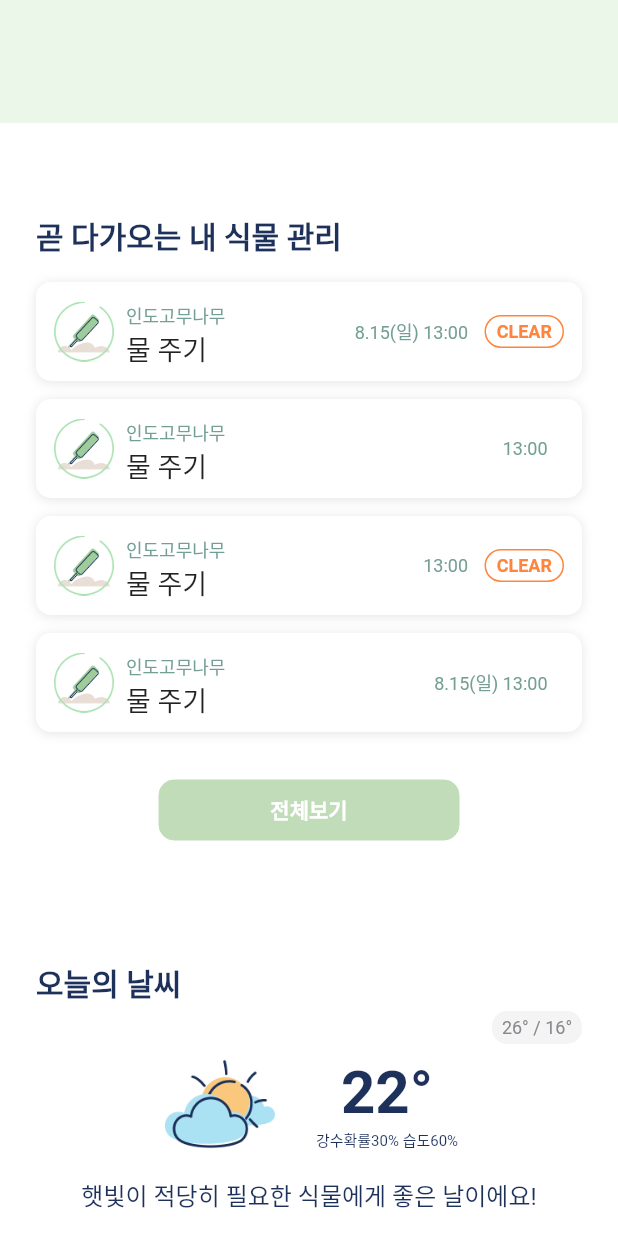
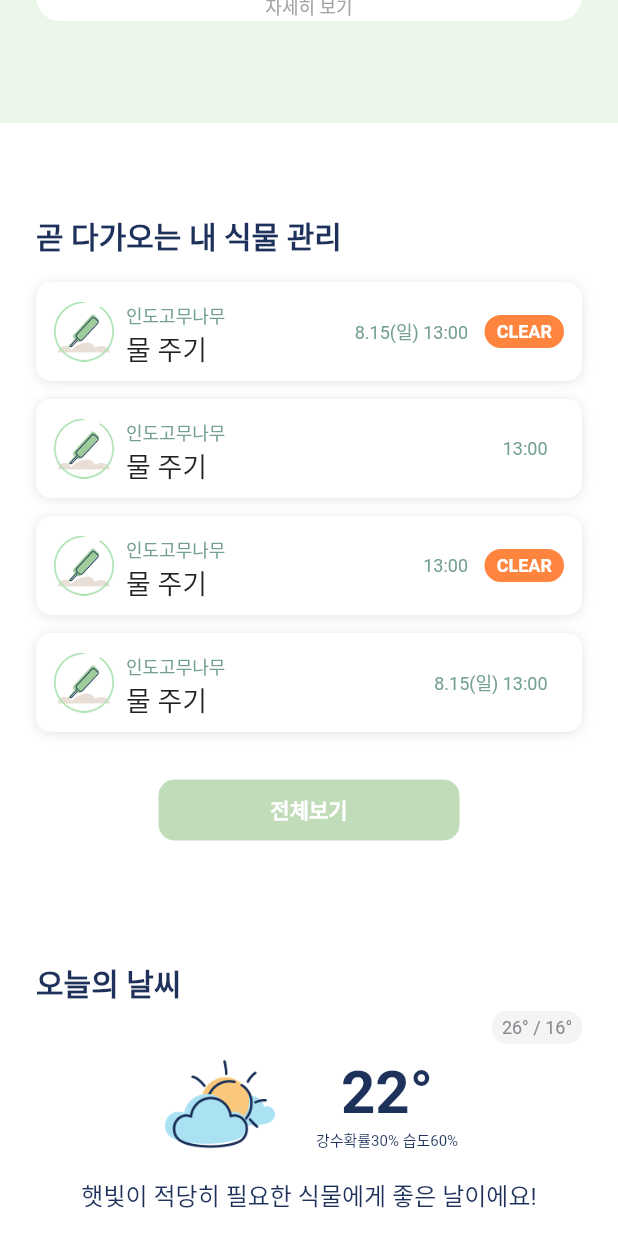
Before and after one commit to sungheeyoon/flutter-plant-plan, a Flutter app: the screen it shows after launch, scrolled down 484 dp, on a phone screen of 412 x 824 dp. Run offline on Flutter 3.47's test engine with Material 2 defaults, Android fonts, the phone set to English and light mode, and no system bars; missing offline and left inert: snapping_sheet; network calls fail; Roboto replaces fonts that are missing (Pretendard); statements that could not run were skipped.

Commit message:
Added Post

```diff
--- /dev/null
+++ b/lib/models/weather_model.dart
@@ -0,0 +1,8 @@
+class WeatherModel {
+  final String imgUri, time, id;
+
+  WeatherModel.fromJson(Map<String, dynamic> json)
+      : imgUri = json['imgUri'],
+        time = json['time'],
+        id = json['id'];
+}
--- a/lib/screens/home_screen.dart
+++ b/lib/screens/home_screen.dart
@@ -1,18 +1,33 @@
 import 'package:flutter/material.dart';
 import 'package:plant_plan/models/toon_model.dart';
 import 'package:plant_plan/services/api_service.dart';
-import 'package:plant_plan/widgets/clear_card.dart';
 import 'package:plant_plan/widgets/image_box.dart';
+import 'package:plant_plan/widgets/management_widget.dart';
 import 'package:plant_plan/widgets/round_image_widget.dart';
+import 'package:plant_plan/widgets/weather_widget.dart';
 
 class HomeScreen extends StatelessWidget {
   HomeScreen({super.key});
+  List<Map<String, String>> weathers = [
+    {'img': 'assets/images/weather/partly_sunny.png', 'time': '11:00'},
+    {'img': 'assets/images/weather/partly_sunny.png', 'time': '12:00'},
+    {'img': 'assets/images/weather/cloudy.png', 'time': '13:00'},
+    {'img': 'assets/images/weather/cloudy.png', 'time': '14:00'},
+    {'img': 'assets/images/weather/sunny.png', 'time': '15:00'},
+    {'img': 'assets/images/weather/sunny.png', 'time': '16:00'},
+    {'img': 'assets/images/weather/partly_sunny.png', 'time': '17:00'},
+    {'img': 'assets/images/weather/sunny.png', 'time': '18:00'},
+    {'img': 'assets/images/weather/partly_sunny.png', 'time': '19:00'},
+    {'img': 'assets/images/weather/cloudy.png', 'time': '20:00'},
+    {'img': 'assets/images/weather/partly_sunny.png', 'time': '21:00'},
+  ];
 
   final Future<List<ToonModel>> webtoons = ApiService.getTodaysToons();
 
   @override
   Widget build(BuildContext context) {
     return SingleChildScrollView(
+      physics: const ScrollPhysics(),
       child: Column(
         crossAxisAlignment: CrossAxisAlignment.start,
         mainAxisAlignment: MainAxisAlignment.start,
@@ -39,8 +54,6 @@ class HomeScreen extends StatelessWidget {
               ],
             ),
           ),
-          Column(
-            children: [
           Container(
             color: const Color.fromRGBO(235, 247, 232, 1),
             height: 328,
@@ -56,14 +69,21 @@ class HomeScreen extends StatelessWidget {
                         ),
                       );
                     }
-                        return const Center(
+                    return Column(
+                      children: const [
+                        SizedBox(
+                          height: 20,
+                        ),
+                        Center(
                           child: CircularProgressIndicator(),
+                        ),
+                      ],
                     );
                   },
                 ),
                 Padding(
-                      padding: const EdgeInsets.symmetric(
-                          vertical: 18, horizontal: 24),
+                  padding:
+                      const EdgeInsets.symmetric(vertical: 18, horizontal: 24),
                   child: Center(
                     child: Container(
                       padding: const EdgeInsets.all(16),
@@ -74,8 +94,7 @@ class HomeScreen extends StatelessWidget {
                       child: Column(
                         children: [
                           Row(
-                                mainAxisAlignment:
-                                    MainAxisAlignment.spaceBetween,
+                            mainAxisAlignment: MainAxisAlignment.spaceBetween,
                             children: const [
                               Text(
                                 "안시리움",
@@ -160,184 +179,67 @@ class HomeScreen extends StatelessWidget {
               ],
             ),
           ),
-            ],
+          const Management(),
+          const SizedBox(
+            height: 80,
           ),
+          Weather(weathers: weathers),
+          const SizedBox(
+            height: 80,
+          ),
+          Column(children: [
             Padding(
               padding: const EdgeInsets.symmetric(horizontal: 24),
               child: Column(
                 crossAxisAlignment: CrossAxisAlignment.start,
-              children: [
-                Column(
-                  crossAxisAlignment: CrossAxisAlignment.start,
-                  children: [
-                    const SizedBox(
-                      height: 60,
-                    ),
-                    const Text(
-                      "곧 다가오는 내 식물 관리",
+                children: const [
+                  Text(
+                    "식플 BEST 포스트",
                     style: TextStyle(
                         color: Color.fromRGBO(29, 49, 91, 1),
                         fontWeight: FontWeight.w700,
                         fontSize: 20),
                   ),
-                    const SizedBox(
+                  SizedBox(
                     height: 16,
                   ),
-                    const ClearCard(
-                        imageUri:
-                            'assets/images/management/nutrient_outline.png',
-                        title: '인도고무나무',
-                        action: '물 주기',
-                        day: '8.15(일)',
-                        time: '13:00',
-                        dayBool: true,
-                        clear: true),
-                    const SizedBox(
-                      height: 12,
-                    ),
-                    const ClearCard(
-                        imageUri:
-                            'assets/images/management/nutrient_outline.png',
-                        title: '인도고무나무',
-                        action: '물 주기',
-                        day: '8.15(일)',
-                        time: '13:00',
-                        dayBool: false,
-                        clear: false),
-                    const SizedBox(
-                      height: 12,
-                    ),
-                    const ClearCard(
-                        imageUri:
-                            'assets/images/management/nutrient_outline.png',
-                        title: '인도고무나무',
-                        action: '물 주기',
-                        day: '8.15(일)',
-                        time: '13:00',
-                        dayBool: false,
-                        clear: true),
-                    const SizedBox(
-                      height: 12,
-                    ),
-                    const ClearCard(
-                        imageUri:
-                            'assets/images/management/nutrient_outline.png',
-                        title: '인도고무나무',
-                        action: '물 주기',
-                        day: '8.15(일)',
-                        time: '13:00',
-                        dayBool: true,
-                        clear: false),
-                    const SizedBox(
-                      height: 32,
-                    ),
-                    Center(
-                      child: SizedBox(
-                        width: 200,
-                        height: 40,
-                        child: OutlinedButton(
-                            onPressed: () {},
-                            style: OutlinedButton.styleFrom(
-                              shape: RoundedRectangleBorder(
-                                  borderRadius: BorderRadius.circular(10)),
-                              side: const BorderSide(
-                                  width: 0,
-                                  color: Color.fromRGBO(192, 220, 185, 1)),
-                              backgroundColor:
-                                  const Color.fromRGBO(192, 220, 185, 1),
-                            ),
-                            child: const Text(
-                              "전체보기",
-                              style: TextStyle(
-                                  fontWeight: FontWeight.w700,
-                                  fontSize: 14,
-                                  color: Colors.white),
-                            )),
+                ],
               ),
             ),
-                    const SizedBox(
-                      height: 80,
-                    )
-                  ],
+            Padding(
+              padding: const EdgeInsets.symmetric(horizontal: 24),
+              child: GridView.count(
+                  childAspectRatio: MediaQuery.of(context).size.width /
+                      (MediaQuery.of(context).size.height / 1.65),
+                  physics: const ScrollPhysics(),
+                  crossAxisSpacing: 8.0,
+                  shrinkWrap: true,
+                  crossAxisCount: 2,
+                  children: List.generate(6, (index) {
+                    return Column(
+                      children: [
+                        Container(
+                          width: 152,
+                          height: 132,
+                          clipBehavior: Clip.hardEdge,
+                          decoration: const BoxDecoration(
+                            image: DecorationImage(
+                              image:
+                                  AssetImage("assets/images/plants/plantA.png"),
+                              fit: BoxFit.cover,
                             ),
-                Column(crossAxisAlignment: CrossAxisAlignment.start, children: [
-                  const Text(
-                    "오늘의 날씨",
-                    style: TextStyle(
-                        color: Color.fromRGBO(29, 49, 91, 1),
-                        fontWeight: FontWeight.w700,
-                        fontSize: 20),
+                          ),
+                          child: const Text("요즘 식집사 생활엔 식물등이"),
                         ),
                         const SizedBox(
                           height: 4,
                         ),
-                  Row(
-                    mainAxisAlignment: MainAxisAlignment.end,
-                    children: [
-                      Container(
-                          height: 22,
-                          width: 60,
-                          decoration: BoxDecoration(
-                              color: const Color.fromRGBO(244, 244, 244, 1),
-                              borderRadius: BorderRadius.circular(10)),
-                          child: const Center(
-                            child: Text(
-                              "26° / 16°",
-                              textAlign: TextAlign.center,
-                              style: TextStyle(
-                                  fontSize: 12,
-                                  color: Color.fromRGBO(136, 138, 143, 1)),
-                            ),
-                          )),
+                        const Text("요즘 식집사 생활엔 식물등이asd김김김김김sad갬")
                       ],
-                  ),
-                  Row(
-                    mainAxisAlignment: MainAxisAlignment.center,
-                    children: [
-                      const ImageBox(
-                          imageUri: 'assets/images/weather/partly_sunny.png',
-                          width: 80,
-                          height: 80),
-                      const SizedBox(
-                        width: 24,
-                      ),
-                      Column(
-                        children: const [
-                          Text(
-                            "22°",
-                            style: TextStyle(
-                                fontWeight: FontWeight.w700,
-                                fontSize: 40,
-                                color: Color.fromRGBO(29, 49, 91, 1)),
-                          ),
-                          Text(
-                            "강수확률30% 습도60%",
-                            style: TextStyle(
-                                fontSize: 10,
-                                color: Color.fromRGBO(29, 49, 91, 1)),
+                    );
+                  })),
             )
-                        ],
-                      )
-                    ],
-                  ),
-                  const SizedBox(
-                    height: 8,
-                  ),
-                  const Center(
-                    child: Text(
-                      '햇빛이 적당히 필요한 식물에게 좋은 날이에요!',
-                      textAlign: TextAlign.center,
-                      style: TextStyle(
-                          fontSize: 16, color: Color.fromRGBO(29, 49, 91, 1)),
-                    ),
-                  ),
-                  const SizedBox(
-                    height: 16,
-                  ),
           ])
-              ],
-            ),
-          )
         ],
       ),
     );
--- a/lib/widgets/clear_card.dart
+++ b/lib/widgets/clear_card.dart
@@ -98,6 +98,7 @@ class ClearCard extends StatelessWidget {
                         height: 22,
                         width: 53,
                         decoration: BoxDecoration(
+                          color: const Color.fromRGBO(255, 133, 63, 1),
                           borderRadius: const BorderRadius.horizontal(
                               right: Radius.circular(12),
                               left: Radius.circular(12)),
@@ -112,7 +113,7 @@ class ClearCard extends StatelessWidget {
                             style: TextStyle(
                                 fontWeight: FontWeight.w700,
                                 fontSize: 12,
-                                color: Color.fromRGBO(255, 133, 63, 1)),
+                                color: Colors.white),
                             textAlign: TextAlign.center,
                           ),
                         ),
--- /dev/null
+++ b/lib/widgets/management_widget.dart
@@ -0,0 +1,104 @@
+import 'package:flutter/material.dart';
+import 'package:plant_plan/widgets/clear_card.dart';
+
+class Management extends StatelessWidget {
+  const Management({
+    Key? key,
+  }) : super(key: key);
+
+  @override
+  Widget build(BuildContext context) {
+    return Padding(
+      padding: const EdgeInsets.symmetric(horizontal: 24),
+      child: Column(
+        crossAxisAlignment: CrossAxisAlignment.start,
+        children: [
+          Column(
+            crossAxisAlignment: CrossAxisAlignment.start,
+            children: [
+              const SizedBox(
+                height: 60,
+              ),
+              const Text(
+                "곧 다가오는 내 식물 관리",
+                style: TextStyle(
+                    color: Color.fromRGBO(29, 49, 91, 1),
+                    fontWeight: FontWeight.w700,
+                    fontSize: 20),
+              ),
+              const SizedBox(
+                height: 16,
+              ),
+              const ClearCard(
+                  imageUri: 'assets/images/management/nutrient_outline.png',
+                  title: '인도고무나무',
+                  action: '물 주기',
+                  day: '8.15(일)',
+                  time: '13:00',
+                  dayBool: true,
+                  clear: true),
+              const SizedBox(
+                height: 12,
+              ),
+              const ClearCard(
+                  imageUri: 'assets/images/management/nutrient_outline.png',
+                  title: '인도고무나무',
+                  action: '물 주기',
+                  day: '8.15(일)',
+                  time: '13:00',
+                  dayBool: false,
+                  clear: false),
+              const SizedBox(
+                height: 12,
+              ),
+              const ClearCard(
+                  imageUri: 'assets/images/management/nutrient_outline.png',
+                  title: '인도고무나무',
+                  action: '물 주기',
+                  day: '8.15(일)',
+                  time: '13:00',
+                  dayBool: false,
+                  clear: true),
+              const SizedBox(
+                height: 12,
+              ),
+              const ClearCard(
+                  imageUri: 'assets/images/management/nutrient_outline.png',
+                  title: '인도고무나무',
+                  action: '물 주기',
+                  day: '8.15(일)',
+                  time: '13:00',
+                  dayBool: true,
+                  clear: false),
+              const SizedBox(
+                height: 32,
+              ),
+              Center(
+                child: SizedBox(
+                  width: 200,
+                  height: 40,
+                  child: OutlinedButton(
+                      onPressed: () {},
+                      style: OutlinedButton.styleFrom(
+                        shape: RoundedRectangleBorder(
+                            borderRadius: BorderRadius.circular(10)),
+                        side: const BorderSide(
+                            width: 0, color: Color.fromRGBO(192, 220, 185, 1)),
+                        backgroundColor: const Color.fromRGBO(192, 220, 185, 1),
+                      ),
+                      child: const Text(
+                        "전체보기",
+                        style: TextStyle(
+                            fontWeight: FontWeight.w700,
+                            fontSize: 14,
+                            color: Colors.white),
+                      )),
+                ),
+              ),
+            ],
+          ),
+        ],
+      ),
+    );
+  }
+}
--- /dev/null
+++ b/lib/widgets/weather_widget.dart
@@ -0,0 +1,155 @@
+import 'package:flutter/cupertino.dart';
+import 'package:plant_plan/widgets/image_box.dart';
+
+class Weather extends StatelessWidget {
+  const Weather({
+    Key? key,
+    required this.weathers,
+  }) : super(key: key);
+
+  final List<Map<String, String>> weathers;
+
+  @override
+  Widget build(BuildContext context) {
+    return Column(
+      children: [
+        Padding(
+          padding: const EdgeInsets.symmetric(horizontal: 24),
+          child: Column(
+            crossAxisAlignment: CrossAxisAlignment.start,
+            children: [
+              const Text(
+                "오늘의 날씨",
+                style: TextStyle(
+                    color: Color.fromRGBO(29, 49, 91, 1),
+                    fontWeight: FontWeight.w700,
+                    fontSize: 20),
+              ),
+              const SizedBox(
+                height: 4,
+              ),
+              Row(
+                mainAxisAlignment: MainAxisAlignment.end,
+                children: [
+                  Container(
+                      height: 22,
+                      width: 60,
+                      decoration: BoxDecoration(
+                          color: const Color.fromRGBO(244, 244, 244, 1),
+                          borderRadius: BorderRadius.circular(10)),
+                      child: const Center(
+                        child: Text(
+                          "26° / 16°",
+                          textAlign: TextAlign.center,
+                          style: TextStyle(
+                              fontSize: 12,
+                              color: Color.fromRGBO(136, 138, 143, 1)),
+                        ),
+                      )),
+                ],
+              ),
+              Row(
+                mainAxisAlignment: MainAxisAlignment.center,
+                children: [
+                  const ImageBox(
+                      imageUri: 'assets/images/weather/partly_sunny.png',
+                      width: 80,
+                      height: 80),
+                  const SizedBox(
+                    width: 24,
+                  ),
+                  Column(
+                    children: const [
+                      Text(
+                        "22°",
+                        style: TextStyle(
+                            fontWeight: FontWeight.w700,
+                            fontSize: 40,
+                            color: Color.fromRGBO(29, 49, 91, 1)),
+                      ),
+                      Text(
+                        "강수확률30% 습도60%",
+                        style: TextStyle(
+                            fontSize: 10, color: Color.fromRGBO(29, 49, 91, 1)),
+                      )
+                    ],
+                  )
+                ],
+              ),
+            ],
+          ),
+        ),
+        const SizedBox(
+          height: 8,
+        ),
+        const Center(
+          child: Text(
+            '햇빛이 적당히 필요한 식물에게 좋은 날이에요!',
+            textAlign: TextAlign.center,
+            style:
+                TextStyle(fontSize: 16, color: Color.fromRGBO(29, 49, 91, 1)),
+          ),
+        ),
+        const SizedBox(
+          height: 16,
+        ),
+        SizedBox(
+          height: 62,
+          child: Column(
+            children: [
+              Expanded(
+                child: ListView.separated(
+                  padding: const EdgeInsets.fromLTRB(24, 0, 0, 0),
+                  scrollDirection: Axis.horizontal,
+                  shrinkWrap: true,
+                  itemBuilder: (context, index) {
+                    if (index == 0) {
+                      return Column(
+                        children: const [
+                          SizedBox(
+                            width: 24,
+                          ),
+                          ImageBox(
+                              imageUri:
+                                  'assets/images/weather/partly_sunny.png',
+                              width: 48,
+                              height: 48),
+                          Text(
+                            '13:00',
+                            style: TextStyle(
+                              fontSize: 12,
+                              color: Color.fromRGBO(29, 49, 91, 1),
+                            ),
+                          )
+                        ],
+                      );
+                    }
+                    return Column(
+                      children: const [
+                        ImageBox(
+                            imageUri: 'assets/images/weather/partly_sunny.png',
+                            width: 48,
+                            height: 48),
+                        Text(
+                          '13:00',
+                          style: TextStyle(
+                            fontSize: 12,
+                            color: Color.fromRGBO(29, 49, 91, 1),
+                          ),
+                        )
+                      ],
+                    );
+                  },
+                  separatorBuilder: (context, index) => const SizedBox(
+                    width: 16,
+                  ),
+                  itemCount: weathers.length,
+                ),
+              ),
+            ],
+          ),
+        )
+      ],
+    );
+  }
+}
--- a/pubspec.yaml
+++ b/pubspec.yaml
@@ -74,6 +74,8 @@ flutter:
     - assets/images/weather/partly_sunny.png
     - assets/images/weather/sunny.png
 
+    - assets/images/plants/plantA.png
+
   # An image asset can refer to one or more resolution-specific "variants", see
   # https://flutter.dev/assets-and-images/#resolution-aware
 
```
Also changed, not shown: assets/images/plants/plantA.png (added). Lines whose indentation alone changed are shown as unchanged.
